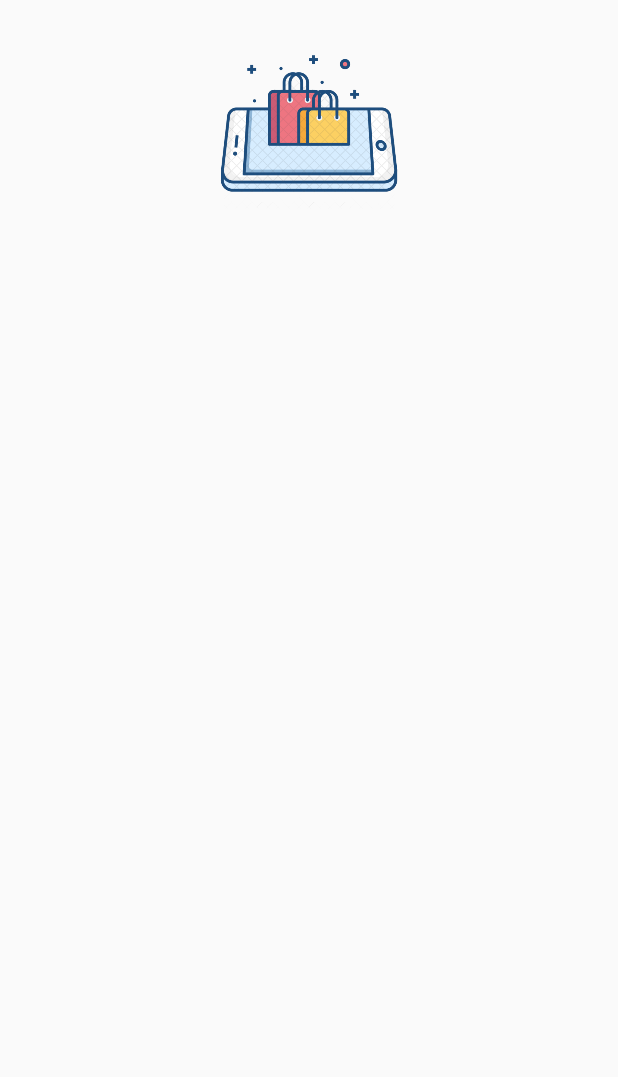
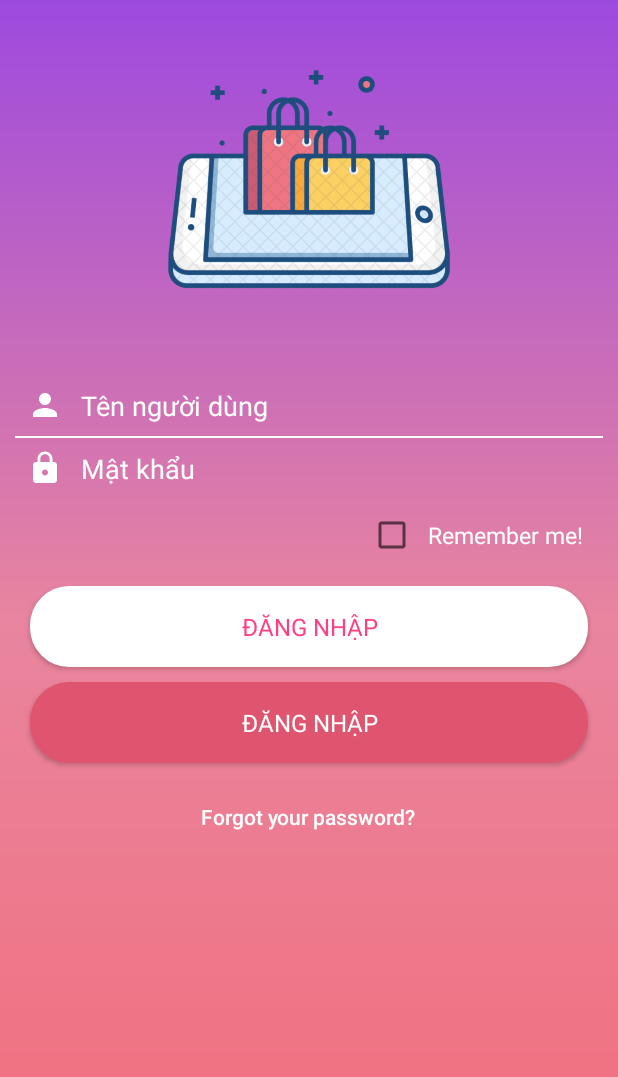
Before and after one commit to nvkuy/ShoppingOnline, an Android app: the layout activity_login_and_sign_up.xml on its own in the app's theme, with its tools: preview values and no code run, on a phone screen of 412 x 824 dp. Shown: the top 1077 px of the screen. Run offline under Robolectric (Android 15) with nearby library versions, the phone set to English and light mode, and no system bars.

Commit message:
Upload by Uy

```diff
--- a/app/src/main/java/com/nguyenvukhanhuygmail/shoppingonline/activity/LoginAndSignUp.java
+++ b/app/src/main/java/com/nguyenvukhanhuygmail/shoppingonline/activity/LoginAndSignUp.java
@@ -1,15 +1,71 @@
 package com.nguyenvukhanhuygmail.shoppingonline.activity;
 
 import android.os.Bundle;
+import android.os.Handler;
 import android.support.v7.app.AppCompatActivity;
+import android.view.View;
+import android.view.animation.Animation;
+import android.view.animation.AnimationUtils;
+import android.widget.EditText;
+import android.widget.ImageView;
+import android.widget.LinearLayout;
 
 import com.nguyenvukhanhuygmail.shoppingonline.R;
 
 public class LoginAndSignUp extends AppCompatActivity {
 
+    ImageView img_logo;
+    EditText edt_username, edt_password;
+    LinearLayout box, layout;
+
     @Override
     protected void onCreate(Bundle savedInstanceState) {
         super.onCreate(savedInstanceState);
         setContentView(R.layout.activity_login_and_sign_up);
+
+        start();
+
     }
+
+    private void start() {
+
+        img_logo = (ImageView) findViewById(R.id.logo_app);
+        box = (LinearLayout) findViewById(R.id.box);
+        box.setVisibility(View.INVISIBLE);
+        layout = (LinearLayout) findViewById(R.id.layout);
+        edt_username = (EditText) findViewById(R.id.edt_username);
+        edt_password = (EditText) findViewById(R.id.edt_password);
+
+        Animation alpha_anim = AnimationUtils.loadAnimation(this, R.anim.welcome_alpha);
+        final Animation box_anim = AnimationUtils.loadAnimation(this, R.anim.welcome_box);
+        Animation icon_anim = AnimationUtils.loadAnimation(this, R.anim.welcome_icon);
+
+        layout.setAnimation(alpha_anim);
+        img_logo.setAnimation(icon_anim);
+//        box.setAnimation(box_anim);
+        icon_anim.setAnimationListener(new Animation.AnimationListener() {
+            @Override
+            public void onAnimationStart(Animation animation) {
+
+            }
+
+            @Override
+            public void onAnimationEnd(Animation animation) {
+                new Handler().postDelayed(new Runnable() {
+                    @Override
+                    public void run() {
+                        box.setVisibility(View.VISIBLE);
+                        box.setAnimation(box_anim);
+                    }
+                }, 2000);
+            }
+
+            @Override
+            public void onAnimationRepeat(Animation animation) {
+
+            }
+        });
+
+    }
+
 }
--- /dev/null
+++ b/app/src/main/res/anim/welcome_box.xml
@@ -0,0 +1,25 @@
+<?xml version="1.0" encoding="utf-8"?>
+<set xmlns:android="http://schemas.android.com/apk/res/android">
+
+    <translate
+        android:fromXDelta="0"
+        android:toXDelta="0"
+        android:fromYDelta="200%"
+        android:toYDelta="0"
+        android:duration="2000"/>
+
+    <!--<scale-->
+        <!--android:fromXScale="0.2"-->
+        <!--android:toXScale="1"-->
+        <!--android:fromYScale="0.2"-->
+        <!--android:toYScale="1"-->
+        <!--android:pivotX="50%"-->
+        <!--android:pivotY="50%"-->
+        <!--android:duration="2000"/>-->
+
+    <alpha
+        android:duration="2000"
+        android:fromAlpha="0.3"
+        android:toAlpha="1"/>
+
+</set>
--- a/app/src/main/res/anim/welcome_icon.xml
+++ b/app/src/main/res/anim/welcome_icon.xml
@@ -5,6 +5,7 @@
         android:fromXDelta="0"
         android:toXDelta="0"
         android:fromYDelta="100%"
-        android:toYDelta="0"/>
+        android:toYDelta="0"
+        android:duration="2000"/>
 
 </set>
--- /dev/null
+++ b/app/src/main/res/drawable/background_login.xml
@@ -0,0 +1,18 @@
+<?xml version="1.0" encoding="utf-8"?>
+<shape
+    xmlns:android="http://schemas.android.com/apk/res/android">
+    <stroke
+        android:width="2dp"
+        android:color="#ffffff"/>
+    <corners
+        android:radius="25dp" />
+
+    <padding
+        android:left="2dp"
+        android:right="2dp"
+        android:top="2dp"
+        android:bottom="2dp"/>
+
+    <solid android:color="#ffffff"/>
+
+</shape>
--- /dev/null
+++ b/app/src/main/res/drawable/background_signup.xml
@@ -0,0 +1,18 @@
+<?xml version="1.0" encoding="utf-8"?>
+<shape
+    xmlns:android="http://schemas.android.com/apk/res/android">
+    <stroke
+        android:width="2dp"
+        android:color="#df546e"/>
+    <corners
+        android:radius="25dp" />
+
+    <padding
+        android:left="2dp"
+        android:right="2dp"
+        android:top="2dp"
+        android:bottom="2dp"/>
+
+    <solid android:color="#df546e"/>
+
+</shape>
--- /dev/null
+++ b/app/src/main/res/drawable/ic_lock_white_24dp.xml
@@ -0,0 +1,4 @@
+<?xml version="1.0" encoding="UTF-8" standalone="no"?>
+<vector xmlns:android="http://schemas.android.com/apk/res/android" android:height="24dp" android:viewportHeight="24.0" android:viewportWidth="24.0" android:width="24dp">
+    <path android:fillColor="#FFFFFF" android:pathData="M18,8h-1L17,6c0,-2.76 -2.24,-5 -5,-5S7,3.24 7,6v2L6,8c-1.1,0 -2,0.9 -2,2v10c0,1.1 0.9,2 2,2h12c1.1,0 2,-0.9 2,-2L20,10c0,-1.1 -0.9,-2 -2,-2zM12,17c-1.1,0 -2,-0.9 -2,-2s0.9,-2 2,-2 2,0.9 2,2 -0.9,2 -2,2zM15.1,8L8.9,8L8.9,6c0,-1.71 1.39,-3.1 3.1,-3.1 1.71,0 3.1,1.39 3.1,3.1v2z"/>
+</vector>
--- /dev/null
+++ b/app/src/main/res/drawable/ic_person_white_24dp.xml
@@ -0,0 +1,4 @@
+<?xml version="1.0" encoding="UTF-8" standalone="no"?>
+<vector xmlns:android="http://schemas.android.com/apk/res/android" android:height="24dp" android:viewportHeight="24.0" android:viewportWidth="24.0" android:width="24dp">
+    <path android:fillColor="#FFFFFF" android:pathData="M12,12c2.21,0 4,-1.79 4,-4s-1.79,-4 -4,-4 -4,1.79 -4,4 1.79,4 4,4zM12,14c-2.67,0 -8,1.34 -8,4v2h16v-2c0,-2.66 -5.33,-4 -8,-4z"/>
+</vector>
--- /dev/null
+++ b/app/src/main/res/drawable/log_and_signup.xml
@@ -0,0 +1,11 @@
+<?xml version="1.0" encoding="utf-8"?>
+<shape xmlns:android="http://schemas.android.com/apk/res/android"
+    android:shape="rectangle">
+
+    <gradient
+        android:endColor="#9d4adf"
+        android:centerColor="#e9859f"
+        android:startColor="#f26c78"
+        android:angle="90"/>
+
+</shape>
--- a/app/src/main/res/layout/activity_login_and_sign_up.xml
+++ b/app/src/main/res/layout/activity_login_and_sign_up.xml
@@ -2,6 +2,8 @@
 <LinearLayout xmlns:android="http://schemas.android.com/apk/res/android"
     xmlns:app="http://schemas.android.com/apk/res-auto"
     xmlns:tools="http://schemas.android.com/tools"
+    android:id="@+id/layout"
+    android:background="@drawable/log_and_signup"
     android:layout_width="match_parent"
     android:layout_height="match_parent"
     android:orientation="vertical"
@@ -12,7 +14,105 @@
         android:layout_gravity="center_horizontal"
         android:src="@drawable/app_icon"
         android:id="@+id/logo_app"
-        android:layout_width="125dp"
-        android:layout_height="125dp" />
+        android:layout_width="200dp"
+        android:layout_height="200dp" />
+
+    <ScrollView
+        android:layout_width="match_parent"
+        android:layout_height="wrap_content">
+        <LinearLayout
+            android:layout_marginTop="10dp"
+            android:layout_marginRight="10dp"
+            android:layout_marginLeft="10dp"
+            android:id="@+id/box"
+            android:orientation="vertical"
+            android:layout_width="match_parent"
+            android:layout_height="wrap_content">
+
+            <EditText
+                android:background="@android:color/transparent"
+                android:drawableLeft="@drawable/ic_person_white_24dp"
+                android:id="@+id/edt_username"
+                android:drawablePadding="12dp"
+                android:padding="8dp"
+                android:hint="@string/user_name"
+                android:textColorHint="@color/whire"
+                android:ems="12"
+                android:maxLines="1"
+                android:layout_width="match_parent"
+                android:layout_height="wrap_content" />
+
+            <View
+                android:background="@color/whire"
+                android:layout_width="match_parent"
+                android:layout_height="1dp"/>
+
+            <EditText
+                android:drawableLeft="@drawable/ic_lock_white_24dp"
+                android:background="@android:color/transparent"
+                android:id="@+id/edt_password"
+                android:inputType="textPassword"
+                android:drawablePadding="12dp"
+                android:padding="8dp"
+                android:hint="@string/password"
+                android:textColorHint="@color/whire"
+                android:ems="12"
+                android:maxLines="1"
+                android:layout_width="match_parent"
+                android:layout_height="wrap_content" />
+
+            <CheckBox
+                android:id="@+id/checkbox"
+                android:layout_width="wrap_content"
+                android:layout_height="wrap_content"
+                android:layout_gravity="right"
+                android:layout_margin="5dp"
+                android:padding="8dp"
+                android:text="Remember me!"
+                android:textColor="@color/whire"
+                android:textSize="15dp" />
+
+            <Button
+                android:id="@+id/btn_login"
+                android:textSize="16sp"
+                style="@style/Base.TextAppearance.AppCompat.Body1"
+                android:layout_marginTop="10dp"
+                android:layout_marginLeft="10dp"
+                android:layout_marginRight="10dp"
+                android:padding="16dp"
+                android:textAllCaps="true"
+                android:textColor="@color/colorAccent"
+                android:text="@string/login"
+                android:background="@drawable/background_login"
+                android:layout_width="match_parent"
+                android:layout_height="wrap_content" />
+
+            <Button
+                android:id="@+id/btn_signup"
+                android:textSize="16sp"
+                android:layout_marginLeft="10dp"
+                android:layout_marginRight="10dp"
+                style="@style/Base.TextAppearance.AppCompat.Body1"
+                android:layout_margin="10dp"
+                android:padding="16dp"
+                android:textAllCaps="true"
+                android:textColor="@color/whire"
+                android:text="@string/login"
+                android:background="@drawable/background_signup"
+                android:layout_width="match_parent"
+                android:layout_height="wrap_content" />
+
+            <TextView
+                android:id="@+id/forgot_pass"
+                style="@style/Base.TextAppearance.AppCompat.Body2"
+                android:padding="16dp"
+                android:layout_gravity="center|bottom"
+                android:textColor="@color/whire"
+                android:text="@string/forgot"
+                android:layout_width="wrap_content"
+                android:layout_height="wrap_content" />
+
+        </LinearLayout>
+    </ScrollView>
 
 </LinearLayout>
--- a/app/src/main/res/values/colors.xml
+++ b/app/src/main/res/values/colors.xml
@@ -2,7 +2,8 @@
 <resources>
     <color name="green">#009e15</color>
     <!--<color name="colorPrimary">#3F51B5</color>-->
-    <color name="colorPrimary">#a64346</color>
+    <!--<color name="colorPrimary">#a64346</color>-->
+    <color name="colorPrimary">#FC466B</color>
     <color name="colorPrimaryDark">#303F9F</color>
     <color name="colorAccent">#FF4081</color>
     <color name="whire">#fff</color>
--- a/app/src/main/res/values/strings.xml
+++ b/app/src/main/res/values/strings.xml
@@ -5,4 +5,8 @@
     <string name="notify1">Vui lòng nhập nghiêm túc!</string>
     <string name="notify2">Giới hạn một lần mua là 15 sản phẩm</string>
     <string name="notify3">Sản phẩm này đã đạt giới hạn trong giỏ hàng</string>
+    <string name="user_name">Tên người dùng</string>
+    <string name="password">Mật khẩu</string>
+    <string name="login">Đăng nhập</string>
+    <string name="forgot">Forgot your password?</string>
 </resources>
--- a/app/src/main/res/values/styles.xml
+++ b/app/src/main/res/values/styles.xml
@@ -6,6 +6,7 @@
         <item name="colorPrimary">@color/colorPrimary</item>
         <item name="colorPrimaryDark">@color/colorPrimaryDark</item>
         <item name="colorAccent">@color/colorAccent</item>
+        <item name="android:colorForeground">@color/foreground_material_light</item>
     </style>
 
 </resources>
```
Also changed, not shown: app/src/main/res/drawable/app_icon.png.
